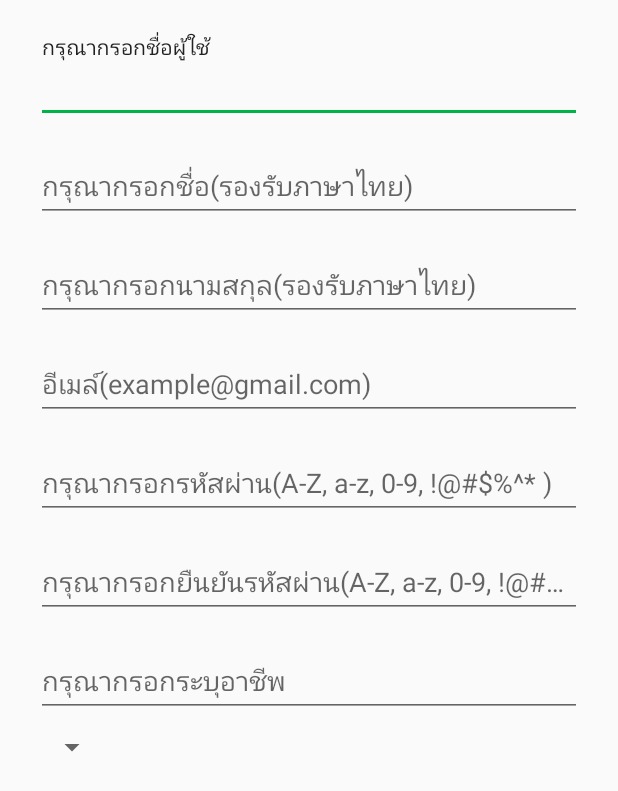
After one commit to LionPK/DemoRice, an Android app: the layout activity_register.xml on its own in the app's theme, with its tools: preview values and no code run, on a phone screen of 412 x 824 dp. The commit adds this screen. Shown: the top 791 px of the screen. Run offline under Robolectric (Android 15) with nearby library versions, the phone set to English and light mode, and no system bars.

Commit message:
updeta register

```diff
--- a/app/src/main/java/com/crud/jo/demorice/RegisterActivity.java
+++ b/app/src/main/java/com/crud/jo/demorice/RegisterActivity.java
@@ -8,6 +8,6 @@ public class RegisterActivity extends AppCompatActivity {
     @Override
     protected void onCreate(Bundle savedInstanceState) {
         super.onCreate(savedInstanceState);
-        setContentView(R.layout.activity_regoster);
+        setContentView(R.layout.activity_register);
     }
 }
--- /dev/null
+++ b/app/src/main/res/layout/activity_register.xml
@@ -0,0 +1,150 @@
+<?xml version="1.0" encoding="utf-8"?>
+<android.support.constraint.ConstraintLayout xmlns:android="http://schemas.android.com/apk/res/android"
+    xmlns:app="http://schemas.android.com/apk/res-auto"
+    xmlns:tools="http://schemas.android.com/tools"
+    android:layout_width="match_parent"
+    android:layout_height="match_parent"
+    tools:context=".RegisterActivity">
+
+    <LinearLayout
+        android:layout_width="match_parent"
+        android:layout_height="wrap_content"
+        android:clipChildren="false"
+        android:clipToPadding="false"
+        android:orientation="vertical"
+        android:padding="24dp"
+        android:paddingTop="16dp">
+
+        <!-- Snippet from "Add text fields" section goes here. -->
+        <!--ปุ่มรับค่า username -->
+        <android.support.design.widget.TextInputLayout
+            android:id="@+id/user_text_input"
+            style="@style/Widget.demorice.TextInputLayout"
+            android:layout_width="match_parent"
+            android:layout_height="wrap_content"
+            android:hint="@string/text_username">
+
+            <android.support.design.widget.TextInputEditText
+                android:id="@+id/user_edit_text"
+                android:layout_width="match_parent"
+                android:layout_height="wrap_content"
+                android:inputType="text"
+                android:maxLines="1" />
+        </android.support.design.widget.TextInputLayout>
+
+
+        <!-- Snippet from "Add text fields" section goes here. -->
+        <android.support.design.widget.TextInputLayout
+            android:id="@+id/fast_text_input"
+            style="@style/Widget.demorice.TextInputLayout"
+            android:layout_width="match_parent"
+            android:layout_height="wrap_content"
+            android:hint="@string/text_fast_name">
+
+            <android.support.design.widget.TextInputEditText
+                android:id="@+id/fast_edit_text"
+                android:layout_width="match_parent"
+                android:layout_height="wrap_content"
+                android:inputType="text"
+                android:maxLines="1" />
+        </android.support.design.widget.TextInputLayout>
+
+        <!-- Snippet from "Add text fields" section goes here. -->
+        <android.support.design.widget.TextInputLayout
+            android:id="@+id/last_text_input"
+            style="@style/Widget.demorice.TextInputLayout"
+            android:layout_width="match_parent"
+            android:layout_height="wrap_content"
+            android:hint="@string/text_last_name">
+
+            <android.support.design.widget.TextInputEditText
+                android:id="@+id/last_edit_text"
+                android:layout_width="match_parent"
+                android:layout_height="wrap_content"
+                android:inputType="text"
+                android:maxLines="1" />
+        </android.support.design.widget.TextInputLayout>
+
+        <!-- Snippet from "Add text fields" section goes here. -->
+        <android.support.design.widget.TextInputLayout
+            android:id="@+id/email_text_input"
+            style="@style/Widget.demorice.TextInputLayout"
+            android:layout_width="match_parent"
+            android:layout_height="wrap_content"
+            android:hint="@string/hint_email">
+
+            <android.support.design.widget.TextInputEditText
+                android:id="@+id/email_edit_text"
+                android:layout_width="match_parent"
+                android:layout_height="wrap_content"
+                android:inputType="text"
+                android:maxLines="1" />
+        </android.support.design.widget.TextInputLayout>
+
+
+        <!-- Snippet from "Add text fields" section goes here. -->
+        <android.support.design.widget.TextInputLayout
+            android:id="@+id/password_text_input"
+            style="@style/Widget.demorice.TextInputLayout"
+            android:layout_width="match_parent"
+            android:layout_height="wrap_content"
+            android:hint="@string/text_password_name">
+
+            <android.support.design.widget.TextInputEditText
+                android:id="@+id/password_edit_text"
+                android:layout_width="match_parent"
+                android:layout_height="wrap_content"
+                android:inputType="textPassword"
+                android:maxLines="1" />
+        </android.support.design.widget.TextInputLayout>
+
+        <!-- Snippet from "Add text fields" section goes here. -->
+        <android.support.design.widget.TextInputLayout
+            android:id="@+id/confirm_password_text_input"
+            style="@style/Widget.demorice.TextInputLayout"
+            android:layout_width="match_parent"
+            android:layout_height="wrap_content"
+            android:hint="@string/text_confirm_name">
+
+            <android.support.design.widget.TextInputEditText
+                android:id="@+id/confirm_password_edit_text"
+                android:layout_width="match_parent"
+                android:layout_height="wrap_content"
+                android:inputType="textPassword"
+                android:maxLines="1" />
+        </android.support.design.widget.TextInputLayout>
+
+        <android.support.design.widget.TextInputLayout
+            android:id="@+id/career_text_input"
+            style="@style/Widget.demorice.TextInputLayout"
+            android:layout_width="match_parent"
+            android:layout_height="wrap_content"
+            android:hint="@string/text_career">
+
+            <android.support.design.widget.TextInputEditText
+                android:id="@+id/career_password_edit_text"
+                android:layout_width="match_parent"
+                android:layout_height="wrap_content"
+                android:inputType="text"
+                android:maxLines="1" />
+        </android.support.design.widget.TextInputLayout>
+
+
+        <Spinner android:layout_width="wrap_content"
+            android:layout_height="wrap_content"
+            android:id="@+id/spinner_sex">
+        </Spinner>
+
+
+    </LinearLayout>
+
+
+
+
+
+
+
+
+
+
+</android.support.constraint.ConstraintLayout>
--- a/app/src/main/res/layout/activity_regoster.xml
+++ /dev/null
@@ -1,9 +0,0 @@
-<?xml version="1.0" encoding="utf-8"?>
-<android.support.constraint.ConstraintLayout xmlns:android="http://schemas.android.com/apk/res/android"
-    xmlns:app="http://schemas.android.com/apk/res-auto"
-    xmlns:tools="http://schemas.android.com/tools"
-    android:layout_width="match_parent"
-    android:layout_height="match_parent"
-    tools:context=".RegisterActivity">
-
-</android.support.constraint.ConstraintLayout>
--- a/app/src/main/res/values/strings.xml
+++ b/app/src/main/res/values/strings.xml
@@ -6,4 +6,15 @@
     <string name="hint_password">รหัสผ่าน</string>
     <string name="button_login">เข้าสู่ระบบ</string>
     <string name="button_register">ลงทะเบียน</string>
+
+    <string name="text_username">กรุณากรอกชื่อผู้ใช้ </string>
+    <string name="text_fast_name">กรุณากรอกชื่อ(รองรับภาษาไทย)</string>
+    <string name="text_last_name">กรุณากรอกนามสกุล(รองรับภาษาไทย)</string>
+    <string name="text_password_name">กรุณากรอกรหัสผ่าน(A-Z, a-z, 0-9, !@#$%^* )</string>
+    <string name="text_confirm_name">กรุณากรอกยืนยันรหัสผ่าน(A-Z, a-z, 0-9, !@#$%^* )</string>
+    <string name="text_career">กรุณากรอกระบุอาชีพ</string>
+
+
+
+
 </resources>
```
